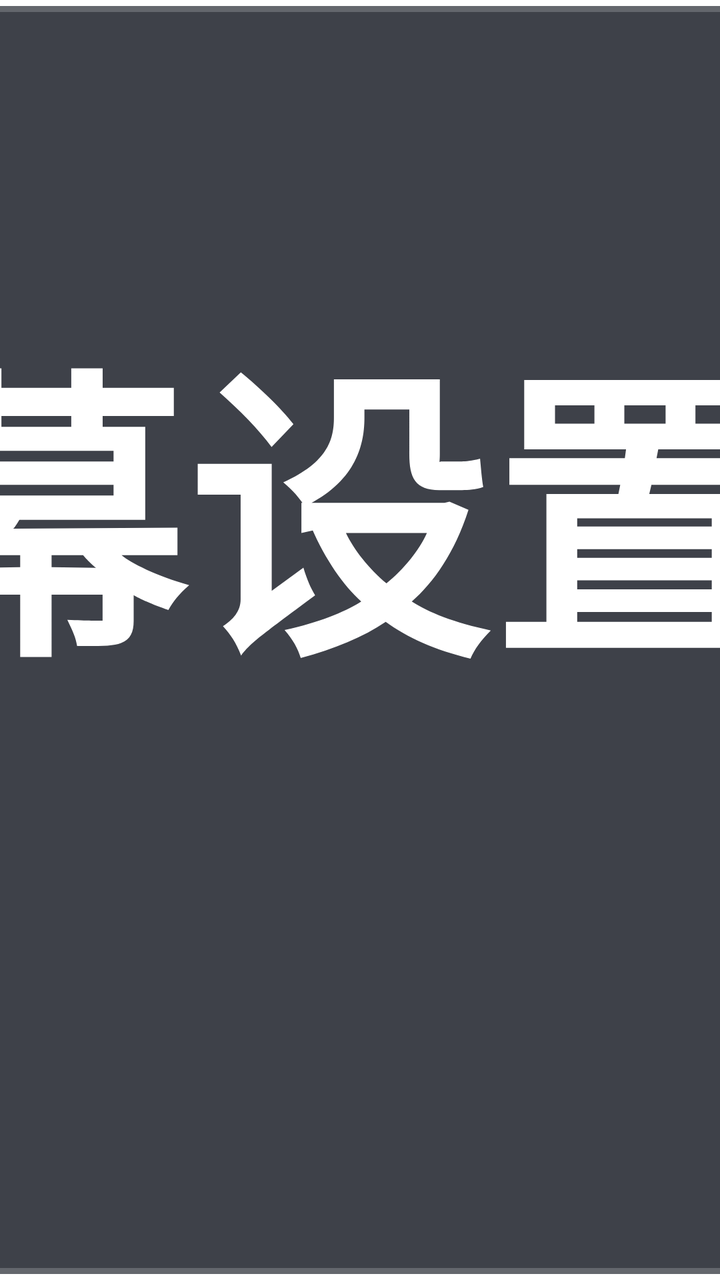
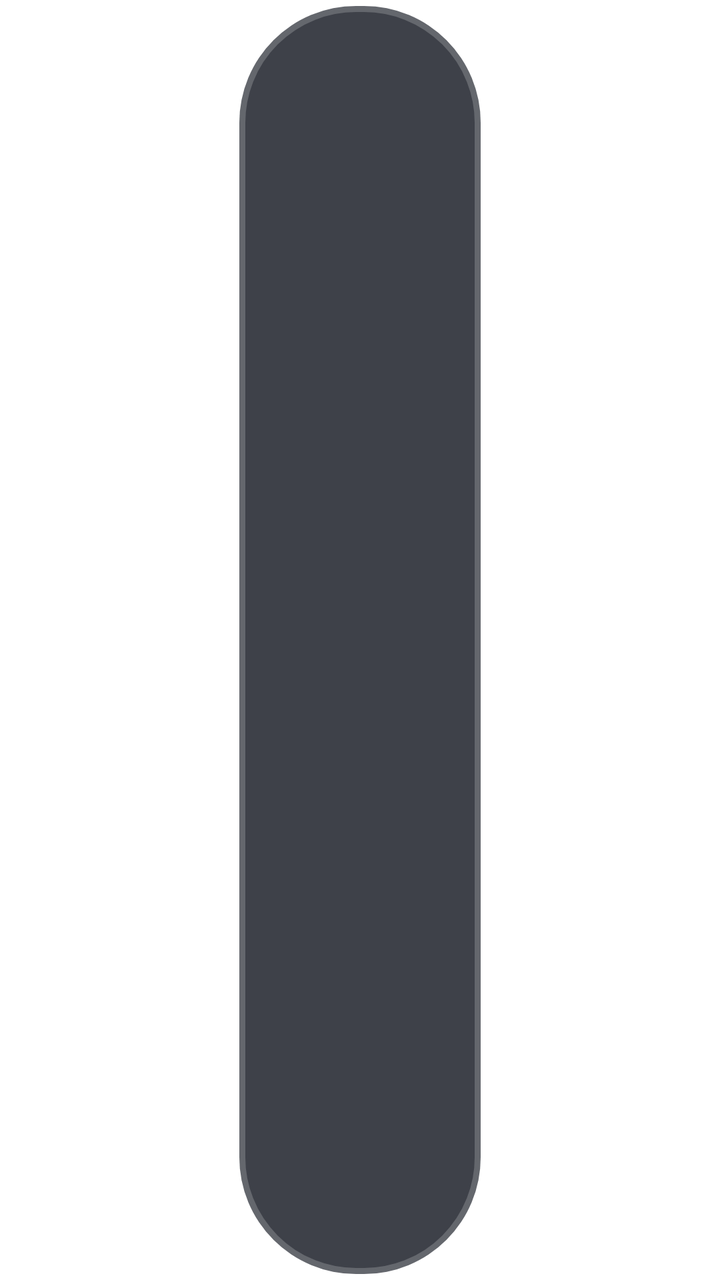

The first picture is an Android layout as it rendered before a commit; the second is the same layout after the commit. The layout source and the unified diff follow.
<!-- AndroidManifest.xml: application theme AppTheme.NoActionBar -->
<!-- res/layout/dialog_danmu_setting.xml -->
<?xml version="1.0" encoding="utf-8"?>
<FrameLayout xmlns:android="http://schemas.android.com/apk/res/android"
    xmlns:app="http://schemas.android.com/apk/res-auto"
    android:layout_width="match_parent"
    android:layout_height="match_parent">

    <LinearLayout
        android:layout_width="@dimen/vs_520"
        android:layout_height="wrap_content"
        android:layout_gravity="center"
        android:background="@drawable/shape_danmu_setting_bg"
        android:orientation="vertical"
        android:paddingLeft="@dimen/vs_0"
        android:paddingTop="@dimen/vs_24"
        android:paddingRight="@dimen/vs_30"
        android:paddingBottom="@dimen/vs_24">

        <TextView
            android:layout_width="wrap_content"
            android:layout_height="wrap_content"
            android:layout_gravity="center"
            android:layout_marginBottom="@dimen/vs_20"
            android:singleLine="true"
            android:text="弹幕设置"
            android:textColor="@color/dialog_text_primary"
            android:textSize="@dimen/ts_26"
            android:textStyle="bold" />

        <LinearLayout
            android:layout_width="match_parent"
            android:layout_height="wrap_content"
            android:layout_marginBottom="@dimen/vs_8"
            android:orientation="horizontal"
            android:paddingTop="@dimen/vs_5"
            android:paddingBottom="@dimen/vs_5">

            <TextView
                android:layout_width="@dimen/vs_120"
                android:layout_height="@dimen/vs_50"
                android:gravity="center_vertical|right"
                android:text="在线弹幕"
                android:textColor="@color/dialog_text_primary"
                android:textSize="@dimen/ts_20" />

            <TextView
                android:id="@+id/danmuSearch"
                android:layout_width="0dp"
                android:layout_height="@dimen/vs_50"
                android:layout_marginStart="@dimen/vs_20"
                android:layout_weight="1"
                android:background="@drawable/button_danmu_setting"
                android:focusable="true"
                android:gravity="center"
                android:text="搜索"
                android:textColor="@color/dialog_text_primary"
                android:textSize="@dimen/ts_20" />
        </LinearLayout>

        <LinearLayout
            android:layout_width="match_parent"
            android:layout_height="wrap_content"
            android:layout_marginBottom="@dimen/vs_8"
            android:orientation="horizontal"
            android:paddingTop="@dimen/vs_5"
            android:paddingBottom="@dimen/vs_5">

            <TextView
                android:layout_width="@dimen/vs_120"
                android:layout_height="@dimen/vs_50"
                android:gravity="center_vertical|right"
                android:text="弹幕颜色"
                android:textColor="@color/dialog_text_primary"
                android:textSize="@dimen/ts_20" />

            <com.owen.tvrecyclerview.widget.TvRecyclerView
                android:id="@+id/trv_color"
                android:layout_width="0dp"
                android:layout_height="@dimen/vs_50"
                android:layout_marginStart="@dimen/vs_20"
                android:layout_weight="1"
                android:orientation="horizontal"
                app:tv_horizontalSpacingWithMargins="@dimen/vs_10"
                app:tv_layoutManager="V7LinearLayoutManager"
                app:tv_selectedItemIsCentered="true"
                app:tv_verticalSpacingWithMargins="@dimen/vs_10" />
        </LinearLayout>

        <LinearLayout
            android:layout_width="match_parent"
            android:layout_height="wrap_content"
            android:layout_marginBottom="@dimen/vs_8"
            android:orientation="horizontal"
            android:paddingTop="@dimen/vs_5"
            android:paddingBottom="@dimen/vs_5">

            <TextView
                android:layout_width="@dimen/vs_120"
                android:layout_height="@dimen/vs_50"
                android:gravity="center_vertical|right"
                android:text="弹幕速度"
                android:textColor="@color/dialog_text_primary"
                android:textSize="@dimen/ts_20" />

            <com.owen.tvrecyclerview.widget.TvRecyclerView
                android:id="@+id/speed"
                android:layout_width="0dp"
                android:layout_height="@dimen/vs_50"
                android:layout_marginStart="@dimen/vs_20"
                android:layout_weight="1"
                android:orientation="horizontal"
                app:tv_horizontalSpacingWithMargins="@dimen/vs_10"
                app:tv_layoutManager="V7LinearLayoutManager"
                app:tv_selectedItemIsCentered="true"
                app:tv_verticalSpacingWithMargins="@dimen/vs_10" />
        </LinearLayout>

        <LinearLayout
            android:layout_width="match_parent"
            android:layout_height="wrap_content"
            android:layout_marginBottom="@dimen/vs_8"
            android:orientation="horizontal"
            android:paddingTop="@dimen/vs_5"
            android:paddingBottom="@dimen/vs_5">

            <TextView
                android:layout_width="@dimen/vs_120"
                android:layout_height="@dimen/vs_50"
                android:gravity="center_vertical|right"
                android:text="弹幕大小"
                android:textColor="@color/dialog_text_primary"
                android:textSize="@dimen/ts_20" />

            <LinearLayout
                android:layout_width="0dp"
                android:layout_height="@dimen/vs_50"
                android:layout_marginStart="@dimen/vs_20"
                android:layout_weight="1"
                android:orientation="horizontal">

                <TextView
                    android:id="@+id/sizeSub"
                    android:layout_width="@dimen/vs_50"
                    android:layout_height="@dimen/vs_50"
                    android:layout_gravity="center"
                    android:background="@drawable/button_danmu_setting"
                    android:gravity="center"
                    android:focusable="true"
                    android:text="-"
                    android:textColor="@color/dialog_text_primary"
                    android:textSize="@dimen/ts_24" />

                <TextView
                    android:id="@+id/size"
                    android:layout_width="0dp"
                    android:layout_height="match_parent"
                    android:layout_weight="1"
                    android:gravity="center"
                    android:textColor="@color/dialog_text_primary"
                    android:textSize="@dimen/ts_20" />

                <TextView
                    android:id="@+id/sizeAdd"
                    android:layout_width="@dimen/vs_50"
                    android:layout_height="@dimen/vs_50"
                    android:layout_gravity="center"
                    android:background="@drawable/button_danmu_setting"
                    android:gravity="center"
                    android:focusable="true"
                    android:text="+"
                    android:textColor="@color/dialog_text_primary"
                    android:textSize="@dimen/ts_24" />
            </LinearLayout>
        </LinearLayout>

        <LinearLayout
            android:layout_width="match_parent"
            android:layout_height="wrap_content"
            android:layout_marginBottom="@dimen/vs_8"
            android:orientation="horizontal"
            android:paddingTop="@dimen/vs_5"
            android:paddingBottom="@dimen/vs_5">

            <TextView
                android:layout_width="@dimen/vs_120"
                android:layout_height="@dimen/vs_50"
                android:gravity="center_vertical|right"
                android:text="弹幕行数"
                android:textColor="@color/dialog_text_primary"
                android:textSize="@dimen/ts_20" />

            <LinearLayout
                android:layout_width="0dp"
                android:layout_height="@dimen/vs_50"
                android:layout_marginStart="@dimen/vs_20"
                android:layout_weight="1"
                android:orientation="horizontal">

                <TextView
                    android:id="@+id/lineSub"
                    android:layout_width="@dimen/vs_50"
                    android:layout_height="@dimen/vs_50"
                    android:layout_gravity="center"
                    android:background="@drawable/button_danmu_setting"
                    android:gravity="center"
                    android:focusable="true"
                    android:text="-"
                    android:textColor="@color/dialog_text_primary"
                    android:textSize="@dimen/ts_24" />

                <TextView
                    android:id="@+id/line"
                    android:layout_width="0dp"
                    android:layout_height="match_parent"
                    android:layout_weight="1"
                    android:gravity="center"
                    android:textColor="@color/dialog_text_primary"
                    android:textSize="@dimen/ts_20" />

                <TextView
                    android:id="@+id/lineAdd"
                    android:layout_width="@dimen/vs_50"
                    android:layout_height="@dimen/vs_50"
                    android:layout_gravity="center"
                    android:background="@drawable/button_danmu_setting"
                    android:gravity="center"
                    android:focusable="true"
                    android:text="+"
                    android:textColor="@color/dialog_text_primary"
                    android:textSize="@dimen/ts_24" />
            </LinearLayout>
        </LinearLayout>

        <LinearLayout
            android:layout_width="match_parent"
            android:layout_height="wrap_content"
            android:orientation="horizontal"
            android:paddingTop="@dimen/vs_5"
            android:paddingBottom="@dimen/vs_5">

            <TextView
                android:layout_width="@dimen/vs_120"
                android:layout_height="@dimen/vs_50"
                android:gravity="center_vertical|right"
                android:text="弹幕透明"
                android:textColor="@color/dialog_text_primary"
                android:textSize="@dimen/ts_20" />

            <LinearLayout
                android:layout_width="0dp"
                android:layout_height="@dimen/vs_50"
                android:layout_marginStart="@dimen/vs_20"
                android:layout_weight="1"
                android:orientation="horizontal">

                <TextView
                    android:id="@+id/alphaSub"
                    android:layout_width="@dimen/vs_50"
                    android:layout_height="@dimen/vs_50"
                    android:layout_gravity="center"
                    android:background="@drawable/button_danmu_setting"
                    android:gravity="center"
                    android:focusable="true"
                    android:text="-"
                    android:textColor="@color/dialog_text_primary"
                    android:textSize="@dimen/ts_24" />

                <TextView
                    android:id="@+id/alpha"
                    android:layout_width="0dp"
                    android:layout_height="match_parent"
                    android:layout_weight="1"
                    android:gravity="center"
                    android:textColor="@color/dialog_text_primary"
                    android:textSize="@dimen/ts_20" />

                <TextView
                    android:id="@+id/alphaAdd"
                    android:layout_width="@dimen/vs_50"
                    android:layout_height="@dimen/vs_50"
                    android:layout_gravity="center"
                    android:background="@drawable/button_danmu_setting"
                    android:gravity="center"
                    android:focusable="true"
                    android:text="+"
                    android:textColor="@color/dialog_text_primary"
                    android:textSize="@dimen/ts_24" />
            </LinearLayout>
        </LinearLayout>
    </LinearLayout>
</FrameLayout>
<!-- resources referenced by this layout -->
<resources>
  <color name="dialog_text_primary">#FFFFFFFF</color>
  <dimen name="ts_20">20mm</dimen>
  <dimen name="ts_24">24mm</dimen>
  <dimen name="ts_26">26mm</dimen>
  <dimen name="vs_0">0mm</dimen>
  <dimen name="vs_10">10mm</dimen>
  <dimen name="vs_120">120mm</dimen>
  <dimen name="vs_20">20mm</dimen>
  <dimen name="vs_24">24mm</dimen>
  <dimen name="vs_30">30mm</dimen>
  <dimen name="vs_5">5mm</dimen>
  <dimen name="vs_50">50mm</dimen>
  <dimen name="vs_520">540mm</dimen>
  <dimen name="vs_8">8mm</dimen>
  <!-- drawable button_danmu_setting (drawable) -->
  <?xml version="1.0" encoding="utf-8"?>
  <selector xmlns:android="http://schemas.android.com/apk/res/android">
      <item android:state_focused="true">
          <shape>
              <corners android:radius="@dimen/vs_6" />
              <solid android:color="@color/dialog_control_bg_focused" />
              <stroke
                  android:width="@dimen/vs_1"
                  android:color="@color/dialog_control_stroke_focused" />
          </shape>
      </item>
      <item>
          <shape>
              <corners android:radius="@dimen/vs_6" />
              <solid android:color="@color/dialog_control_bg" />
              <stroke
                  android:width="@dimen/vs_1"
                  android:color="@color/dialog_control_stroke" />
          </shape>
      </item>
  </selector>
  <!-- drawable shape_danmu_setting_bg (drawable) -->
  <?xml version="1.0" encoding="utf-8"?>
  <shape xmlns:android="http://schemas.android.com/apk/res/android">
      <corners android:radius="@dimen/vs_10" />
      <solid android:color="@color/dialog_panel_bg" />
      <stroke
          android:width="@dimen/vs_1"
          android:color="@color/dialog_panel_stroke" />
  </shape>
  <style name="AppTheme.NoActionBar" parent="AppTheme">
          <item name="android:windowActionBar">false</item>
          <item name="android:windowNoTitle">true</item>
          <item name="windowActionBar">false</item>
          <item name="android:windowFullscreen">true</item>//全屏即无通知栏
          <item name="android:windowContentOverlay">@null</item>//是否有遮盖
          <item name="windowNoTitle">true</item>
          <item name="android:keepScreenOn">true</item>
          
          <item name="android:windowBackground">@android:color/transparent</item>
      </style>
  <dimen name="vs_6">6mm</dimen>
  <color name="dialog_control_bg_focused">#CC1890FF</color>
  <dimen name="vs_1">1mm</dimen>
  <color name="dialog_control_stroke_focused">#CC02F8E1</color>
  <color name="dialog_control_bg">#80353744</color>
  <color name="dialog_control_stroke">#22FFFFFF</color>
  <color name="dialog_panel_bg">#D91D202A</color>
  <color name="dialog_panel_stroke">#33FFFFFF</color>
  <style name="AppTheme" parent="Theme.AppCompat.Light.DarkActionBar">
          
          <item name="colorPrimary">@color/color_6200EE</item>
          <item name="colorPrimaryDark">@color/color_3700B3</item>
          <item name="colorAccent">@color/color_03DAC5</item>
      </style>
  <color name="color_6200EE">#6200EE</color>
  <color name="color_3700B3">#3700B3</color>
  <color name="color_03DAC5">#03DAC5</color>
</resources>

<!-- the commit's change to res/layout/dialog_danmu_setting.xml (unified diff, before → after) -->
@@ -5,12 +5,14 @@
     android:layout_height="match_parent">
 
     <LinearLayout
-        android:layout_width="@dimen/vs_520"
+        android:layout_width="match_parent"
         android:layout_height="wrap_content"
         android:layout_gravity="center"
+        android:layout_marginLeft="@dimen/vs_20"
+        android:layout_marginRight="@dimen/vs_20"
         android:background="@drawable/shape_danmu_setting_bg"
         android:orientation="vertical"
-        android:paddingLeft="@dimen/vs_0"
+        android:paddingLeft="@dimen/vs_30"
         android:paddingTop="@dimen/vs_24"
         android:paddingRight="@dimen/vs_30"
         android:paddingBottom="@dimen/vs_24">
<!-- resource entries referenced after the edit -->
@@ -4,7 +4,6 @@
   <dimen name="ts_20">20mm</dimen>
   <dimen name="ts_24">24mm</dimen>
   <dimen name="ts_26">26mm</dimen>
-  <dimen name="vs_0">0mm</dimen>
   <dimen name="vs_10">10mm</dimen>
   <dimen name="vs_120">120mm</dimen>
   <dimen name="vs_20">20mm</dimen>
@@ -12,7 +11,6 @@
   <dimen name="vs_30">30mm</dimen>
   <dimen name="vs_5">5mm</dimen>
   <dimen name="vs_50">50mm</dimen>
-  <dimen name="vs_520">540mm</dimen>
   <dimen name="vs_8">8mm</dimen>
   <!-- drawable button_danmu_setting (drawable) -->
   <?xml version="1.0" encoding="utf-8"?>
